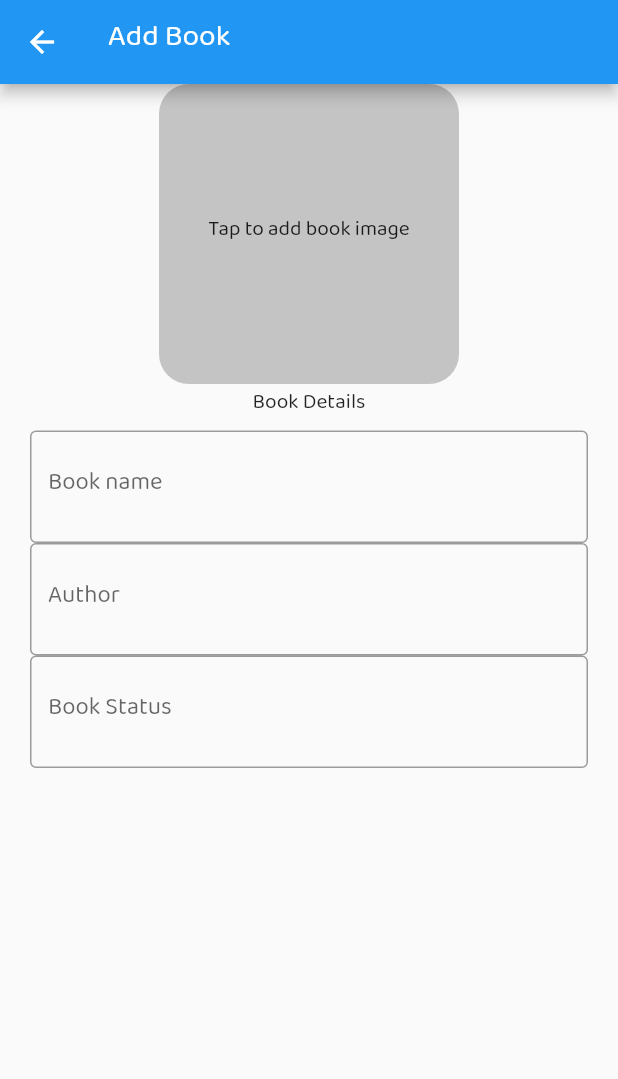
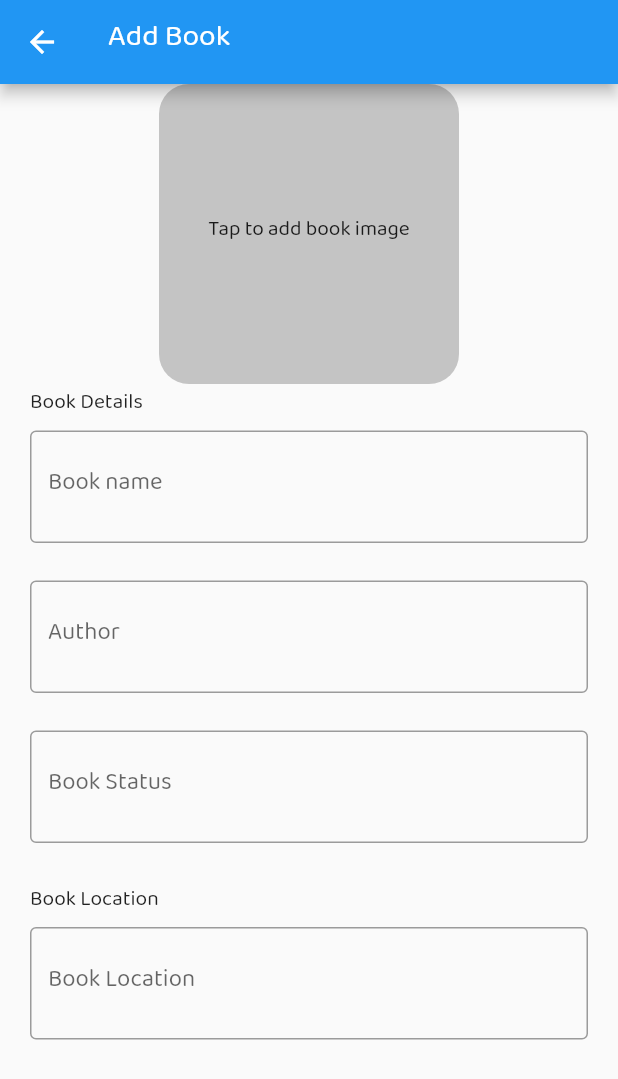
Before and after one commit to amanc1248/shraeyourbook, a Flutter app: the AddBookScreen screen opened by its route, on a phone screen of 412 x 824 dp. Shown: the top 1079 px of the screen. Run offline on Flutter 3.47's test engine with Material 2 defaults, Android fonts, the phone set to English and light mode, and no system bars.

Commit message:
add book screen

```diff
--- a/lib/main.dart
+++ b/lib/main.dart
@@ -23,7 +23,7 @@ class MyApp extends StatelessWidget {
         title: 'Flutter Demo',
         theme:
             ThemeData(primarySwatch: Colors.blue, fontFamily: "BalooTammudu2"),
-        initialRoute: HomeScreen.id,
+        initialRoute: AddBookScreen.id,
         routes: {
           LoginScreen.id: (context) => LoginScreen(),
           HomeScreen.id: (context) => HomeScreen(),
--- a/lib/screens/AddBookScreen.dart
+++ b/lib/screens/AddBookScreen.dart
@@ -15,7 +15,8 @@ class _AddBookScreenState extends State<AddBookScreen> {
       appBar: AppBar(
         title: Text("Add Book"),
       ),
-      body: Column(
+      body: SingleChildScrollView(
+        child: Column(
           children: [
             Container(
               height: 200,
@@ -31,33 +32,59 @@ class _AddBookScreenState extends State<AddBookScreen> {
                   child: Container(
                 child: Column(
                   children: [
-                  Text("Book Details"),
+                    Container(
+                        child: Align(
+                            alignment: Alignment.centerLeft,
+                            child: Text("Book Details"))),
                     TextFormField(
                       decoration: InputDecoration(
                         hintText: "Book name",
                         border: OutlineInputBorder(
                           borderSide: BorderSide(
-                          color: Colors.grey,
+                            color: Colors.black,
                           ),
                         ),
                       ),
+                    ),
+                    SizedBox(
+                      height: 25,
                     ),
                     TextFormField(
                       decoration: InputDecoration(
                         hintText: "Author",
                         border: OutlineInputBorder(
                           borderSide: BorderSide(
-                          color: Colors.grey,
+                            color: Colors.black,
                           ),
                         ),
                       ),
+                    ),
+                    SizedBox(
+                      height: 25,
                     ),
                     TextFormField(
                       decoration: InputDecoration(
                         hintText: "Book Status",
                         border: OutlineInputBorder(
                           borderSide: BorderSide(
-                          color: Colors.grey,
+                            color: Colors.black,
+                          ),
+                        ),
+                      ),
+                    ),
+                    SizedBox(
+                      height: 25,
+                    ),
+                    Container(
+                        child: Align(
+                            alignment: Alignment.centerLeft,
+                            child: Text("Book Location"))),
+                    TextFormField(
+                      decoration: InputDecoration(
+                        hintText: "Book Location",
+                        border: OutlineInputBorder(
+                          borderSide: BorderSide(
+                            color: Colors.black,
                           ),
                         ),
                       ),
@@ -68,6 +95,7 @@ class _AddBookScreenState extends State<AddBookScreen> {
             )
           ],
         ),
+      ),
     );
   }
 }
```
Lines whose indentation alone changed are shown as unchanged.
